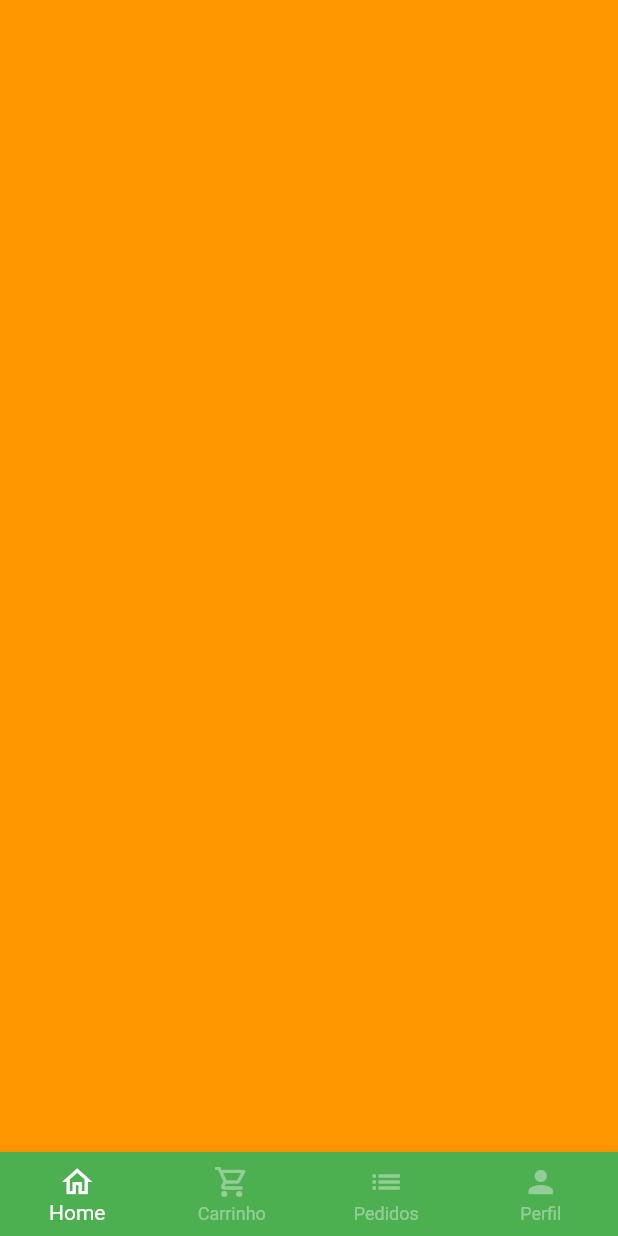
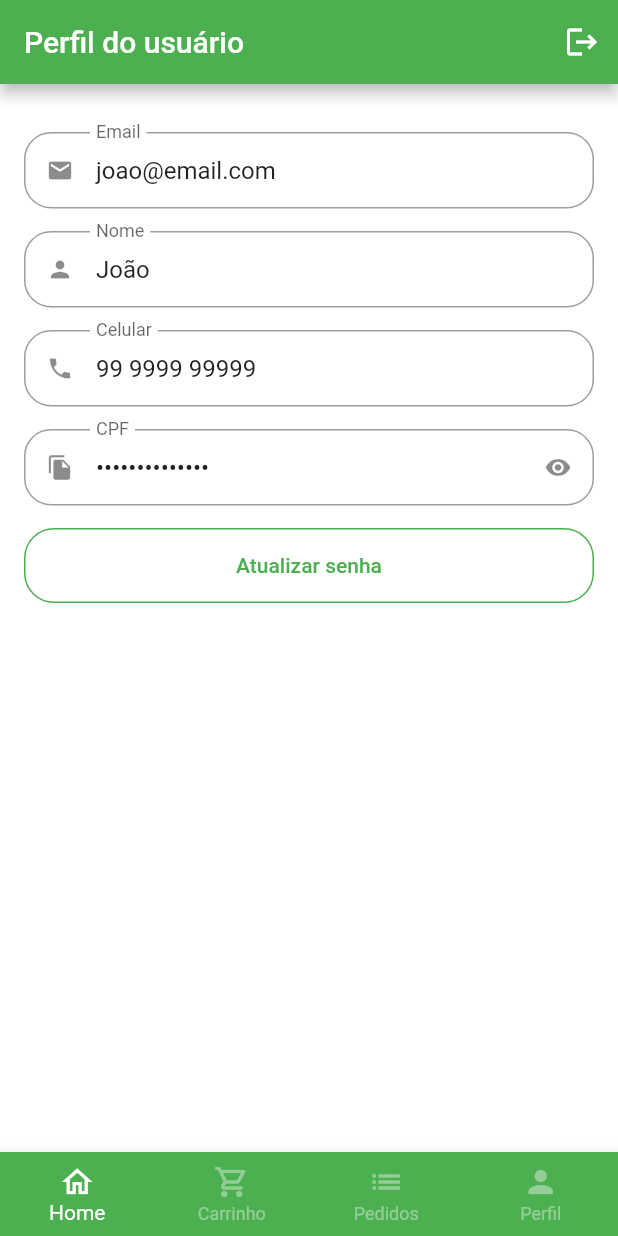
Before and after one commit to JoaoFelipeDev/Quitanda, a Flutter app: the BaseScreen screen opened directly, swiped to page 4, on a phone screen of 412 x 824 dp. Run offline on Flutter 3.47's test engine with Material 2 defaults, Android fonts, the phone set to English and light mode, and no system bars; our stand-ins replace animated_text_kit, badges, mask_text_input_formatter; missing offline and left inert: dart:ffi.

Commit message:
Terminada página de perfil

```diff
--- a/lib/src/pages/auth/sign_up_screen.dart
+++ b/lib/src/pages/auth/sign_up_screen.dart
@@ -3,7 +3,7 @@ import 'package:flutter/src/widgets/framework.dart';
 
 import 'package:flutter/material.dart';
 import 'package:mask_text_input_formatter/mask_text_input_formatter.dart';
-import 'package:quitanda/src/pages/auth/components/custom_text_field.dart';
+import 'package:quitanda/src/pages/common_widgets/custom_text_field.dart';
 import 'package:quitanda/src/config/custom_colors.dart';
 
 class SignUpScreen extends StatelessWidget {
--- a/lib/src/pages/base/base_screen.dart
+++ b/lib/src/pages/base/base_screen.dart
@@ -2,6 +2,7 @@ import 'package:flutter/material.dart';
 import 'package:quitanda/src/pages/home/home_tab.dart';
 
 import '../cart/cart_tab.dart';
+import '../profile/profile_tab.dart';
 
 class BaseScreen extends StatefulWidget {
   BaseScreen({Key? key}) : super(key: key);
@@ -21,14 +22,12 @@ class _BaseScreenState extends State<BaseScreen> {
         physics: NeverScrollableScrollPhysics(),
         controller: pageController,
         children: [
-          HomeTab(),
-          CartTab(),
+          const HomeTab(),
+          const CartTab(),
           Container(
             color: Colors.teal,
           ),
-          Container(
-            color: Colors.orange,
-          )
+          const ProfileTab()
         ],
       ),
       bottomNavigationBar: BottomNavigationBar(
--- /dev/null
+++ b/lib/src/pages/common_widgets/custom_text_field.dart
@@ -0,0 +1,68 @@
+import 'dart:ffi';
+
+import 'package:flutter/material.dart';
+import 'package:flutter/services.dart';
+
+class CustomTextField extends StatefulWidget {
+  final IconData icon;
+  final String label;
+  final bool isSecret;
+  final List<TextInputFormatter>? inputFormatters;
+  final String? initialValue;
+  final bool readOnly;
+
+  const CustomTextField({
+    Key? key,
+    required this.icon,
+    required this.label,
+    this.isSecret = false,
+    this.inputFormatters,
+    this.initialValue,
+    this.readOnly = false,
+  }) : super(key: key);
+
+  @override
+  State<CustomTextField> createState() => _CustomTextFieldState();
+}
+
+class _CustomTextFieldState extends State<CustomTextField> {
+  bool isObscureText = false;
+
+  @override
+  void initState() {
+    super.initState();
+    isObscureText = widget.isSecret;
+  }
+
+  @override
+  Widget build(BuildContext context) {
+    return Padding(
+      padding: const EdgeInsets.only(bottom: 15),
+      child: TextFormField(
+        readOnly: widget.readOnly,
+        initialValue: widget.initialValue,
+        inputFormatters: widget.inputFormatters,
+        // ignore: unnecessary_this
+        obscureText: this.isObscureText,
+        decoration: InputDecoration(
+            prefixIcon: Icon(widget.icon),
+            suffixIcon: widget.isSecret
+                ? IconButton(
+                    icon: Icon(isObscureText
+                        ? Icons.visibility
+                        : Icons.visibility_off),
+                    onPressed: () {
+                      setState(() {
+                        isObscureText = !isObscureText;
+                      });
+                    },
+                  )
+                : null,
+            labelText: widget.label,
+            isDense: true,
+            border:
+                OutlineInputBorder(borderRadius: BorderRadius.circular(18))),
+      ),
+    );
+  }
+}
--- /dev/null
+++ b/lib/src/pages/profile/profile_tab.dart
@@ -0,0 +1,148 @@
+import 'package:flutter/material.dart';
+import 'package:quitanda/src/pages/auth/sign_in_screen.dart';
+import 'package:quitanda/src/pages/common_widgets/custom_text_field.dart';
+import 'package:quitanda/src/config/app_data.dart' as appData;
+
+class ProfileTab extends StatefulWidget {
+  const ProfileTab({super.key});
+
+  @override
+  State<ProfileTab> createState() => _ProfileTabState();
+}
+
+class _ProfileTabState extends State<ProfileTab> {
+  @override
+  Widget build(BuildContext context) {
+    return Scaffold(
+      appBar: AppBar(
+        title: const Text('Perfil do usuário'),
+        actions: [
+          IconButton(
+            onPressed: () {
+              Navigator.of(context)
+                  .pushReplacement(MaterialPageRoute(builder: (context) {
+                return const SignInScreen();
+              }));
+            },
+            icon: const Icon(Icons.logout),
+          )
+        ],
+      ),
+      body: ListView(
+        physics: const BouncingScrollPhysics(),
+        padding: const EdgeInsets.fromLTRB(16, 32, 16, 16),
+        children: [
+          CustomTextField(
+            readOnly: true,
+            initialValue: appData.user.email,
+            icon: Icons.email,
+            label: 'Email',
+          ),
+          CustomTextField(
+            readOnly: true,
+            initialValue: appData.user.nome,
+            icon: Icons.person,
+            label: 'Nome',
+          ),
+          CustomTextField(
+            readOnly: true,
+            initialValue: appData.user.celular,
+            icon: Icons.phone,
+            label: 'Celular',
+          ),
+          CustomTextField(
+            readOnly: true,
+            initialValue: appData.user.cpf,
+            icon: Icons.file_copy,
+            label: 'CPF',
+            isSecret: true,
+          ),
+          SizedBox(
+            height: 50,
+            child: OutlinedButton(
+              style: OutlinedButton.styleFrom(
+                  side: const BorderSide(color: Colors.green),
+                  shape: RoundedRectangleBorder(
+                      borderRadius: BorderRadius.circular(20))),
+              onPressed: () {
+                updatePassword();
+              },
+              child: const Text('Atualizar senha'),
+            ),
+          )
+        ],
+      ),
+    );
+  }
+
+  Future<bool?> updatePassword() {
+    return showDialog(
+        context: context,
+        builder: (context) {
+          return Dialog(
+            shape: RoundedRectangleBorder(
+              borderRadius: BorderRadius.circular(20),
+            ),
+            child: Stack(
+              children: [
+                Padding(
+                  padding: const EdgeInsets.all(16),
+                  child: Column(
+                    crossAxisAlignment: CrossAxisAlignment.stretch,
+                    mainAxisSize: MainAxisSize.min,
+                    children: [
+                      const Padding(
+                        padding: EdgeInsets.symmetric(vertical: 12),
+                        child: Text(
+                          'Atualização de senha',
+                          textAlign: TextAlign.center,
+                          style: TextStyle(
+                            fontSize: 18,
+                            fontWeight: FontWeight.bold,
+                          ),
+                        ),
+                      ),
+                      const CustomTextField(
+                          icon: Icons.lock,
+                          label: 'Senha atual',
+                          isSecret: true),
+                      const CustomTextField(
+                        icon: Icons.lock_clock_outlined,
+                        label: 'Nova senha',
+                        isSecret: true,
+                      ),
+                      const CustomTextField(
+                          icon: Icons.lock_clock_outlined,
+                          label: 'Confirmar nova senha',
+                          isSecret: true),
+                      SizedBox(
+                        height: 45,
+                        child: ElevatedButton(
+                          style: ElevatedButton.styleFrom(
+                            shape: RoundedRectangleBorder(
+                              borderRadius: BorderRadius.circular(20),
+                            ),
+                          ),
+                          onPressed: () {},
+                          child: const Text('Atualizar'),
+                        ),
+                      ),
+                    ],
+                  ),
+                ),
+                Positioned(
+                  top: 5,
+                  right: 5,
+                  child: IconButton(
+                    onPressed: () {
+                      Navigator.of(context).pop();
+                    },
+                    icon: const Icon(Icons.close),
+                  ),
+                ),
+              ],
+            ),
+          );
+        });
+  }
+}
```
Also changed, not shown: lib/src/pages/auth/components/custom_text_field.dart (deleted, +0 -63 lines), lib/src/pages/auth/sign_in_screen.dart (+5 -5 lines).
